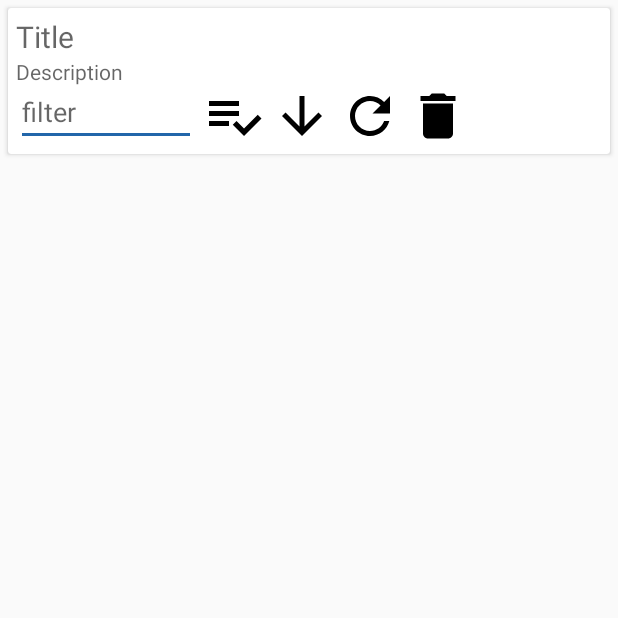
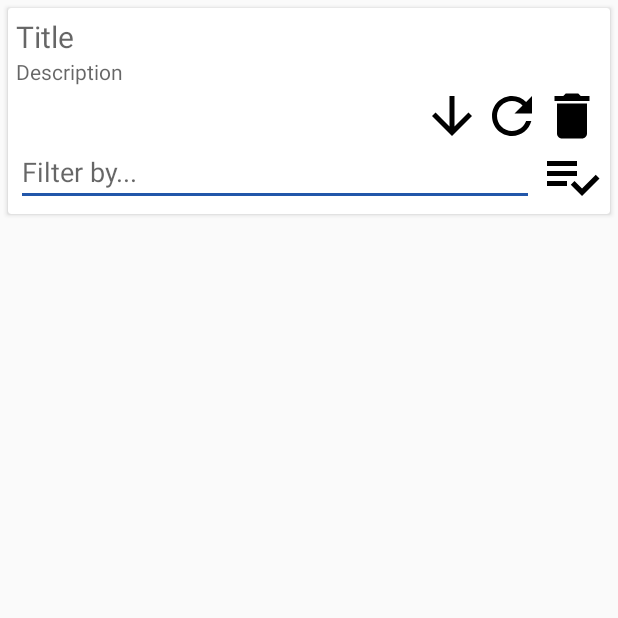
Before and after one commit to aliceneubert/echo_podcasts, an Android app: the EpisodeListActivity screen opened directly, with no data from a screen before it, on a phone screen of 412 x 824 dp, the top half of it. Run offline under Robolectric (Android 15) with nearby library versions, the phone set to English and light mode, and no system bars; pictures from the network do not load; 7 statements that could not run were skipped.

Commit message:
Many features added - switching to more regular commits.

```diff
--- a/mobile/src/main/java/com/zacneubert/echo/MainActivity.kt
+++ b/mobile/src/main/java/com/zacneubert/echo/MainActivity.kt
@@ -11,6 +11,7 @@ import com.zacneubert.echo.models.Episode
 import com.zacneubert.echo.player.MediaPlayerService
 import com.zacneubert.echo.player.PlayerFragment
 import com.zacneubert.echo.playlist_list.PlaylistListFragment
+import com.zacneubert.echo.podcast_grid.PodcastGridFragment
 import com.zacneubert.echo.podcast_list.EpisodeSelectedListener
 import com.zacneubert.echo.podcast_list.PodcastListFragment
 import com.zacneubert.echo.settings.SettingsFragment
@@ -33,7 +34,7 @@ class MainActivity : AppCompatActivity(), EpisodeSelectedListener {
         SETTINGS(R.id.settings)
     }
 
-    val podcastListFragment: PodcastListFragment = PodcastListFragment.newInstance(this)
+    val podcastListFragment: PodcastGridFragment = PodcastGridFragment.newInstance(this)
     val playlistListFragment: PlaylistListFragment = PlaylistListFragment.newInstance(this)
     var playerFragment: PlayerFragment = PlayerFragment()
     var settingsFragment: SettingsFragment = SettingsFragment()
--- a/mobile/src/main/res/layout/activity_episode_list.xml
+++ b/mobile/src/main/res/layout/activity_episode_list.xml
@@ -67,63 +67,63 @@
                             android:textColor="@color/textNeutral" />
                     </ScrollView>
 
-                    <LinearLayout
+                    <RelativeLayout
                         android:layout_width="match_parent"
                         android:layout_height="40dp"
                         android:orientation="horizontal">
+                        <ImageView
+                            android:id="@+id/reverse_button"
+                            android:layout_width="wrap_content"
+                            android:layout_height="match_parent"
+                            android:adjustViewBounds="true"
+                            android:layout_toStartOf="@id/refresh_button"
+                            android:src="@drawable/ic_arrow_downward_black_24dp" />
+
+                        <ImageView
+                            android:id="@+id/refresh_button"
+                            android:layout_width="wrap_content"
+                            android:layout_height="match_parent"
+                            android:layout_toStartOf="@id/delete_button"
+                            android:adjustViewBounds="true"
+                            android:src="@drawable/ic_refresh_black_24dp" />
+
+                        <ImageView
+                            android:id="@+id/delete_button"
+                            android:layout_width="wrap_content"
+                            android:layout_height="match_parent"
+                            android:layout_alignParentRight="true"
+                            android:adjustViewBounds="true"
+                            android:src="@drawable/ic_delete_black_24dp" />
+
+                    </RelativeLayout>
+
+                    <RelativeLayout
+                        android:layout_width="match_parent"
+                        android:layout_height="40dp">
 
                         <EditText
                             android:id="@+id/filter_field"
-                            android:hint="filter"
-                            android:layout_width="120dp"
+                            android:layout_width="match_parent"
+                            android:layout_height="match_parent"
+                            android:layout_toStartOf="@id/filter_spacer"
+                            android:layout_alignParentStart="true"
+                            android:hint="Filter by..." />
+
+                        <Space
+                            android:id="@+id/filter_spacer"
+                            android:layout_toStartOf="@id/save_as_playlist_button"
+                            android:layout_width="@dimen/episode_list_icon_spacing"
                             android:layout_height="match_parent" />
 
-                        <Space
-                            android:layout_width="@dimen/episode_list_icon_spacing"
-                            android:layout_height="wrap_content" />
 
                         <ImageView
                             android:id="@+id/save_as_playlist_button"
                             android:layout_width="wrap_content"
                             android:layout_height="match_parent"
                             android:adjustViewBounds="true"
+                            android:layout_alignParentRight="true"
                             android:src="@drawable/ic_playlist_add_check_black_24dp" />
-
-                        <Space
-                            android:layout_width="@dimen/episode_list_icon_spacing"
-                            android:layout_height="wrap_content" />
-
-                        <ImageView
-                            android:id="@+id/reverse_button"
-                            android:layout_width="wrap_content"
-                            android:layout_height="match_parent"
-                            android:layout_alignParentLeft="true"
-                            android:adjustViewBounds="true"
-                            android:src="@drawable/ic_arrow_downward_black_24dp" />
-
-                        <Space
-                            android:layout_width="@dimen/episode_list_icon_spacing"
-                            android:layout_height="wrap_content" />
-
-                        <ImageView
-                            android:id="@+id/refresh_button"
-                            android:layout_width="wrap_content"
-                            android:layout_height="match_parent"
-                            android:adjustViewBounds="true"
-                            android:src="@drawable/ic_refresh_black_24dp" />
-
-                        <Space
-                            android:layout_width="@dimen/episode_list_icon_spacing"
-                            android:layout_height="wrap_content" />
-
-                        <ImageView
-                            android:id="@+id/delete_button"
-                            android:layout_width="wrap_content"
-                            android:layout_height="match_parent"
-                            android:adjustViewBounds="true"
-                            android:src="@drawable/ic_delete_black_24dp" />
-
-                    </LinearLayout>
+                    </RelativeLayout>
                 </LinearLayout>
             </LinearLayout>
 
--- a/mobile/src/main/res/values/colors.xml
+++ b/mobile/src/main/res/values/colors.xml
@@ -2,7 +2,7 @@
 <resources>
     <color name="colorPrimary">#2266AA</color>
     <color name="colorPrimaryDark">#BBBBBB</color>
-    <color name="colorAccent">#2266AA</color>
+    <color name="colorAccent">#2257AA</color>
 
     <color name="textDark">#99111111</color>
     <color name="textNeutral">#99333333</color>
--- a/mobile/src/main/res/values/dimens.xml
+++ b/mobile/src/main/res/values/dimens.xml
@@ -14,4 +14,6 @@
 
     <dimen name="episode_icon_size">35dp</dimen>
     <dimen name="episode_list_icon_spacing">5dp</dimen>
+    <dimen name="badge_diameter">30dp</dimen>
+    <dimen name="badge_text_size">18sp</dimen>
 </resources>
```
Also changed, not shown: mobile/src/main/java/com/zacneubert/echo/playlist_list/RecentlyPlayedConstants.kt (added, +53 -0 lines), mobile/src/main/java/com/zacneubert/echo/podcast_grid/PodcastGridFragment.kt (added, +77 -0 lines), mobile/src/main/java/com/zacneubert/echo/podcast_grid/PodcastGridRecyclerAdapter.kt (added, +72 -0 lines), mobile/src/main/res/layout/grid_item_podcast.xml (added, +72 -0 lines).
